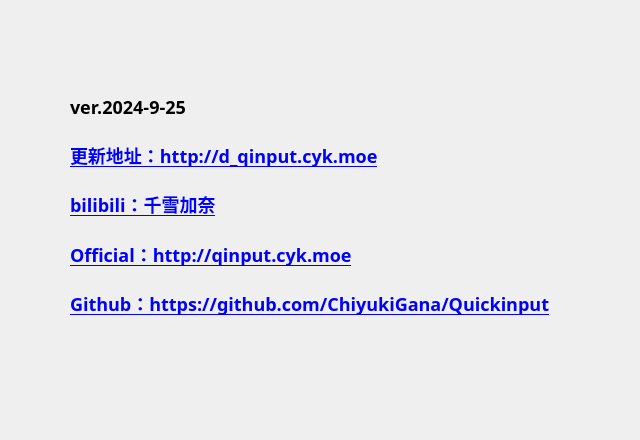
Before: the Qt Designer form source/ui/AboutUi.ui in ChiyukiGana/Quickinput, drawn with Qt 5.
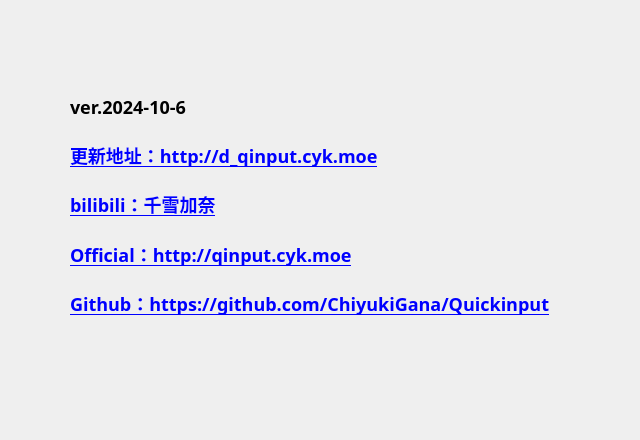
After: the same form once the commit is applied. Icons and pictures are not drawn.

Diff of the .ui file:
```diff
--- a/source/ui/AboutUi.ui
+++ b/source/ui/AboutUi.ui
@@ -94,7 +94,7 @@
           <string notr="true"/>
          </property>
          <property name="text">
-          <string>ver.2024-9-25</string>
+          <string>ver.2024-10-6</string>
          </property>
          <property name="textFormat">
           <enum>Qt::PlainText</enum>
```
